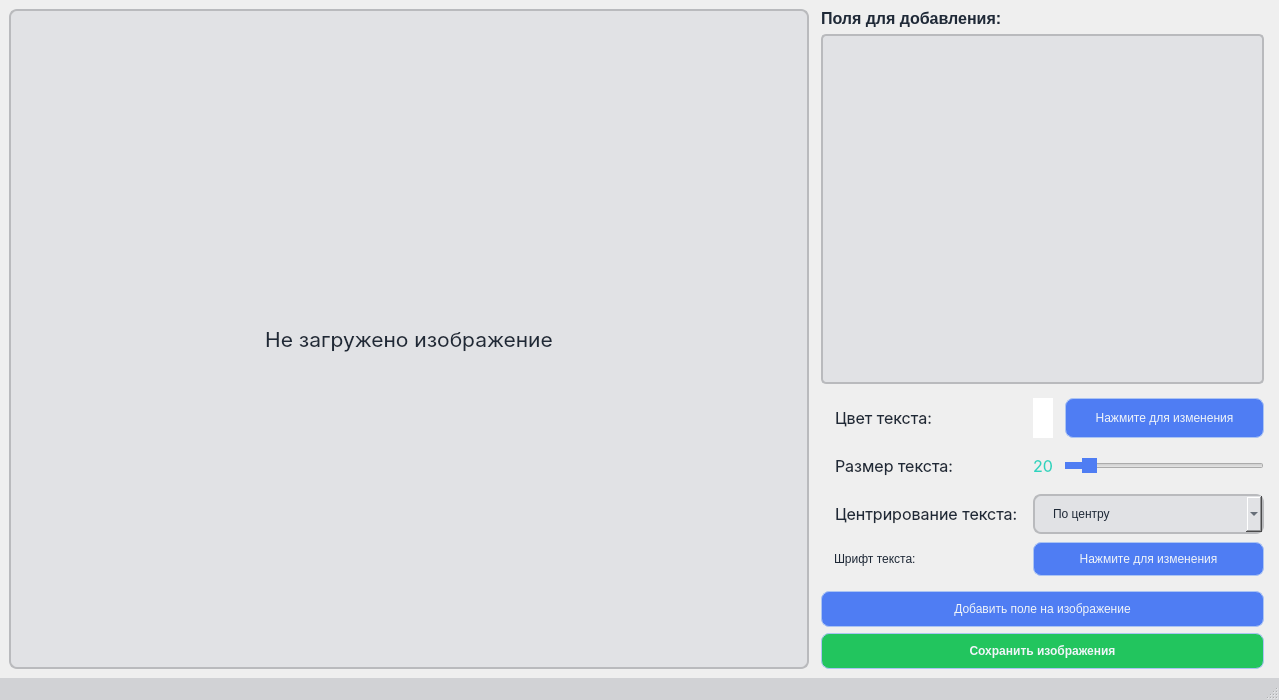
Before: the Qt Designer form UncompiledUI/Main.ui in CyberBro9/aobp, drawn with Qt 5.
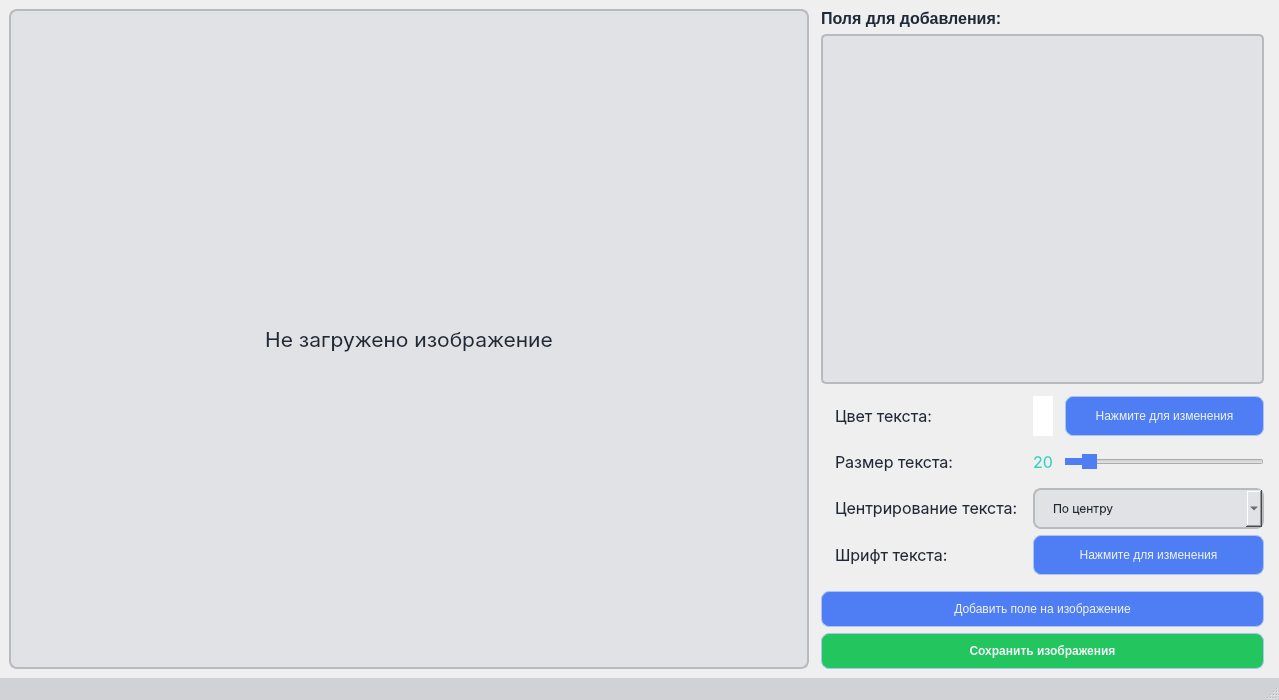
After: the same form once the commit is applied.

Commit message: Add unfinished font replacement

Patch:
```diff
--- a/UncompiledUI/Main.ui
+++ b/UncompiledUI/Main.ui
@@ -404,7 +404,7 @@
         <item row="2" column="1">
          <widget class="QComboBox" name="textCenteringOptions">
           <property name="sizePolicy">
-           <sizepolicy hsizetype="MinimumExpanding" vsizetype="Expanding">
+           <sizepolicy hsizetype="MinimumExpanding" vsizetype="Minimum">
             <horstretch>0</horstretch>
             <verstretch>0</verstretch>
            </sizepolicy>
@@ -415,6 +415,14 @@
             <height>0</height>
            </size>
           </property>
+          <property name="font">
+           <font>
+            <family>Inter</family>
+            <pointsize>9</pointsize>
+            <italic>false</italic>
+            <fontweight>Medium</fontweight>
+           </font>
+          </property>
           <property name="sizeAdjustPolicy">
            <enum>QComboBox::SizeAdjustPolicy::AdjustToContents</enum>
           </property>
@@ -443,6 +451,12 @@
             <verstretch>0</verstretch>
            </sizepolicy>
           </property>
+          <property name="font">
+           <font>
+            <family>Inter</family>
+            <pointsize>12</pointsize>
+           </font>
+          </property>
           <property name="styleSheet">
            <string notr="true">QLabel {
 	padding: 10px;
```
Left out of the diff: 2 changed lines with no effect on the pictures. The commit also changes 2 other files.
